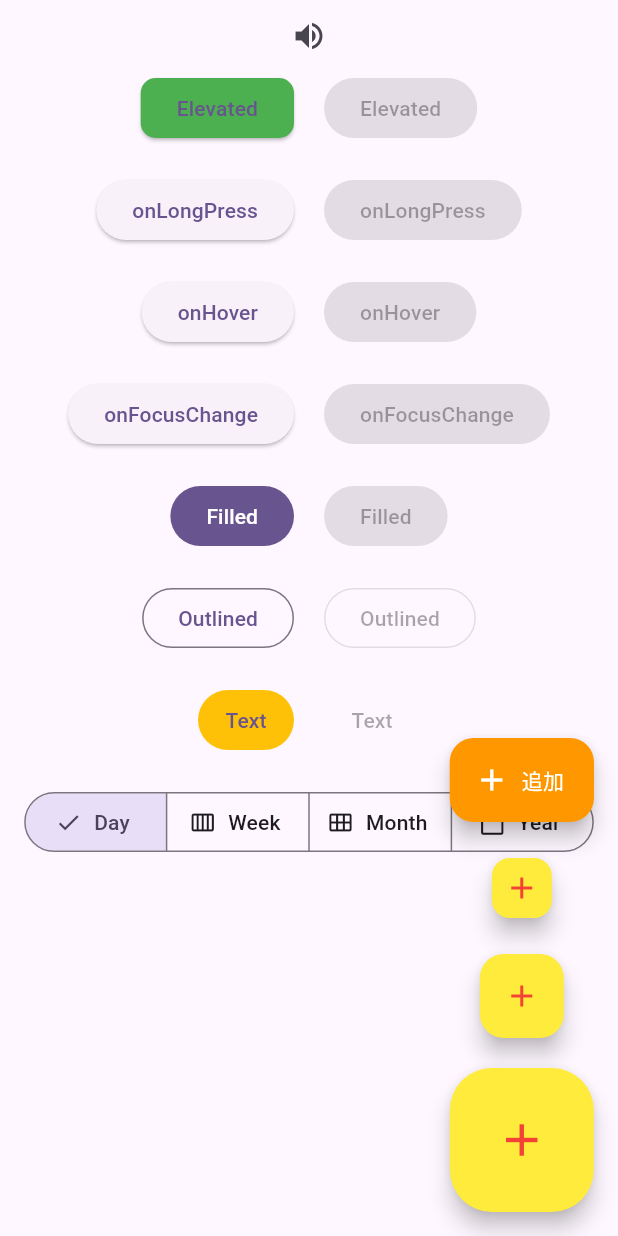
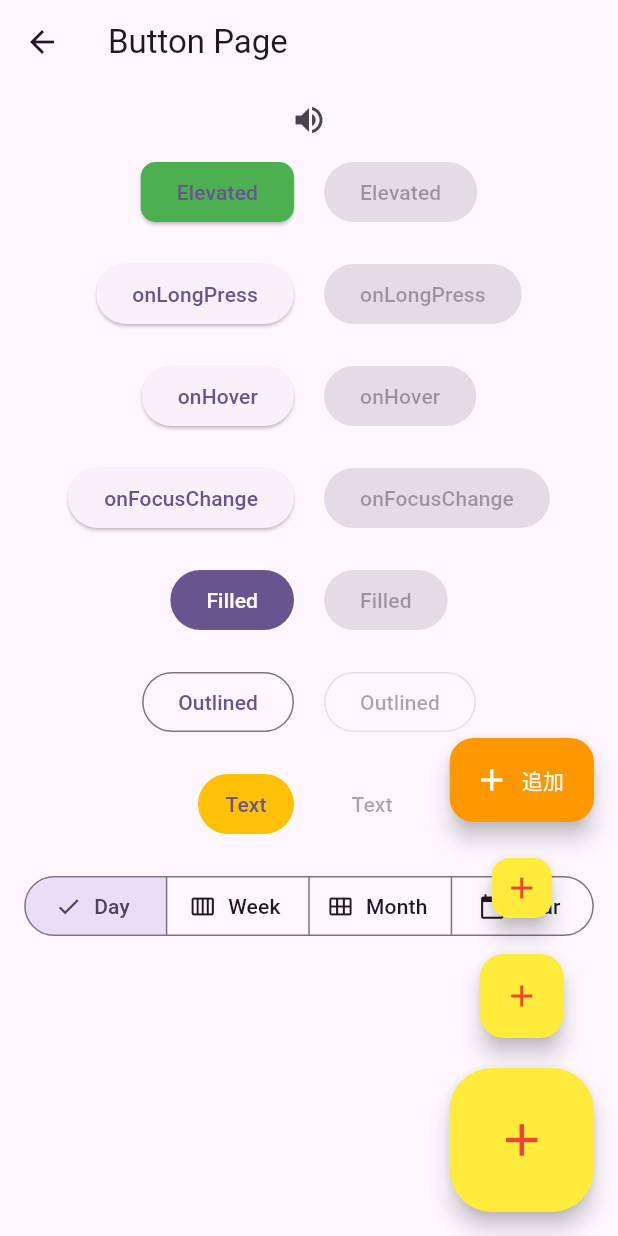
Before and after one commit to HikaruKusanagi27/eitan_app, a Flutter app: the ButtonPage screen opened directly, on a phone screen of 412 x 824 dp. Run offline on Flutter 3.47's test engine with Material 3 defaults, Android fonts, the phone set to English and light mode, and no system bars.

Commit message:
appbarの追加

```diff
--- a/lib/page/button.dart
+++ b/lib/page/button.dart
@@ -10,6 +10,9 @@ class ButtonPage extends StatelessWidget {
   @override
   Widget build(BuildContext context) {
     return Scaffold(
+      appBar: AppBar(
+        title: const Text('Button Page'),
+      ),
       body: ListView(
         children: [
           Center(
```
